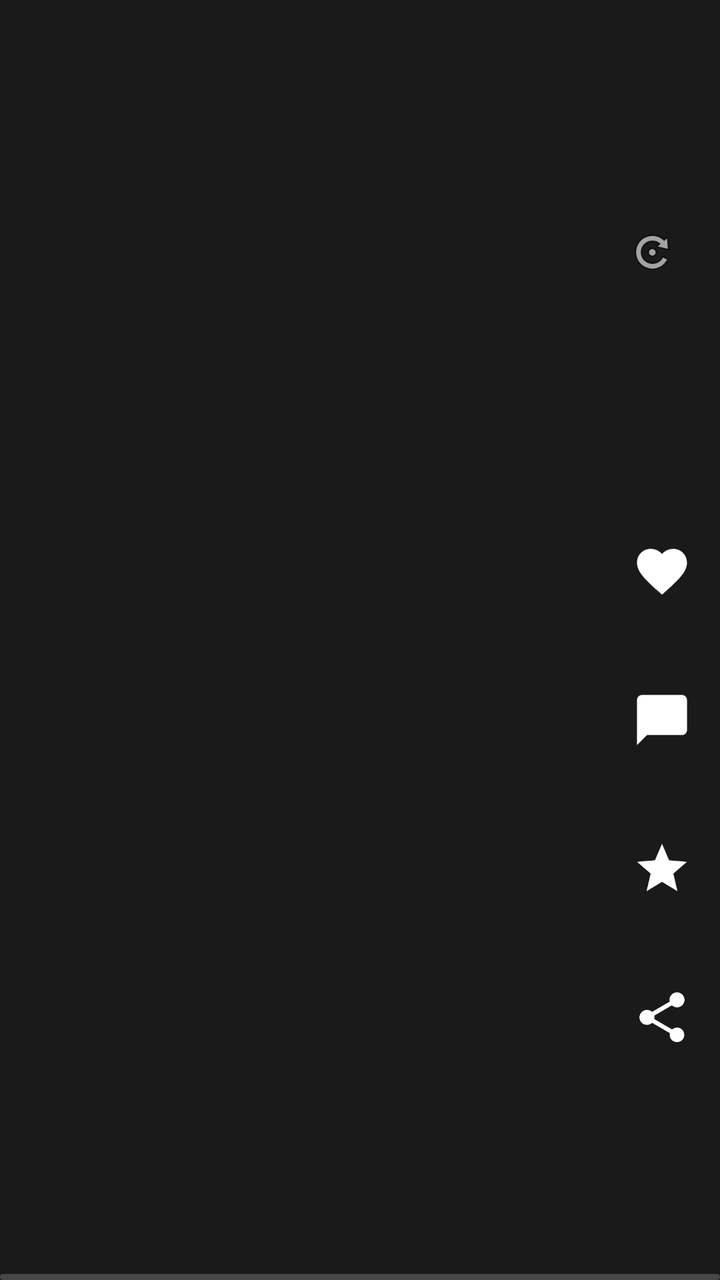
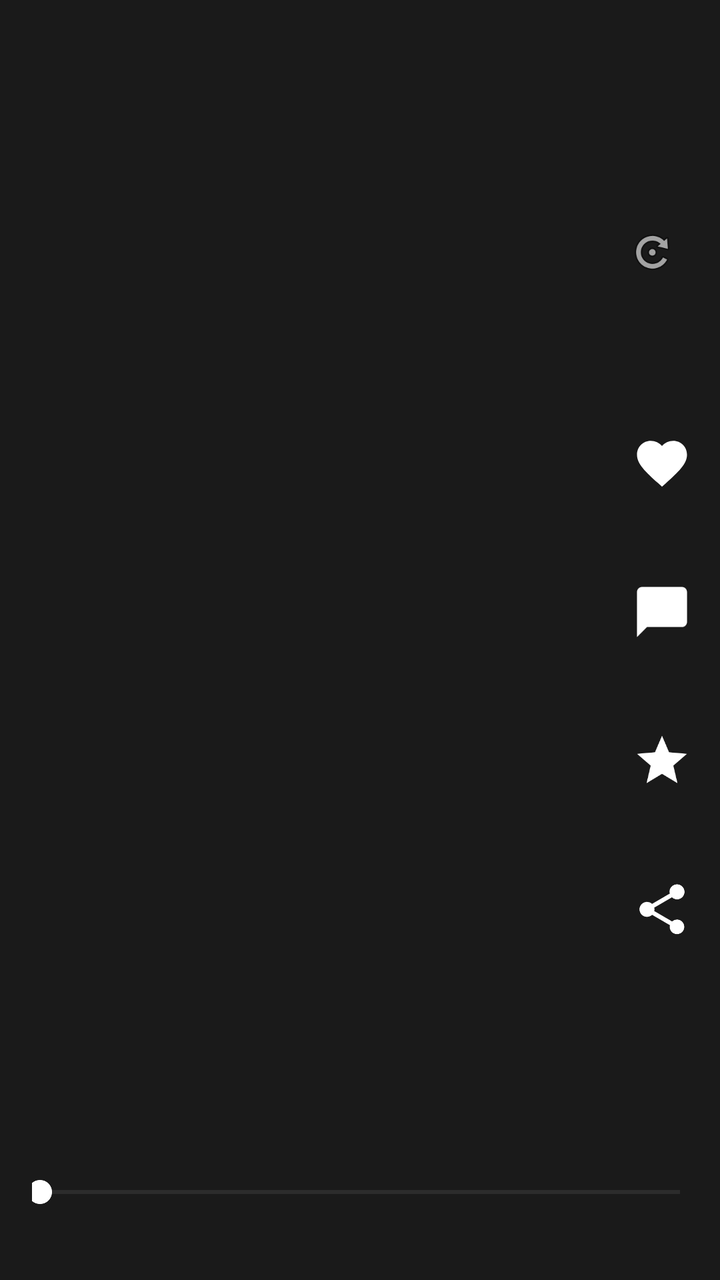

The first picture is an Android layout as it rendered before a commit; the second is the same layout after the commit. The layout source and the unified diff follow.
<!-- AndroidManifest.xml: application theme Theme.FeedBPlan -->
<!-- res/layout/item_feed.xml -->
<?xml version="1.0" encoding="utf-8"?>
<androidx.constraintlayout.widget.ConstraintLayout
    xmlns:android="http://schemas.android.com/apk/res/android"
    xmlns:app="http://schemas.android.com/apk/res-auto"
    android:layout_width="match_parent"
    android:layout_height="match_parent"
    android:background="@color/black">

    
    <TextureView
        android:id="@+id/texture"
        android:layout_width="0dp"
        android:layout_height="0dp"
        app:layout_constraintTop_toTopOf="parent"
        app:layout_constraintBottom_toBottomOf="parent"
        app:layout_constraintStart_toStartOf="parent"
        app:layout_constraintEnd_toEndOf="parent" />

    
    <View
        android:id="@+id/cover"
        android:layout_width="0dp"
        android:layout_height="0dp"
        android:background="#FF1A1A1A"
        app:layout_constraintTop_toTopOf="parent"
        app:layout_constraintBottom_toBottomOf="parent"
        app:layout_constraintStart_toStartOf="parent"
        app:layout_constraintEnd_toEndOf="parent" />

    
    <LinearLayout
        android:id="@+id/actionColumn"
        android:layout_width="wrap_content"
        android:layout_height="wrap_content"
        android:orientation="vertical"
        android:gravity="center_horizontal"
        android:layout_marginEnd="10dp"
        android:layout_marginBottom="96dp"
        app:layout_constraintEnd_toEndOf="parent"
        app:layout_constraintBottom_toBottomOf="parent">

        <ImageView
            android:id="@+id/btnLike"
            android:layout_width="38dp"
            android:layout_height="38dp"
            android:padding="4dp"
            android:src="@drawable/ic_heart"
            android:background="?attr/selectableItemBackgroundBorderless"
            android:contentDescription="like" />
        <TextView
            android:id="@+id/tvLikeCount"
            android:layout_width="wrap_content"
            android:layout_height="wrap_content"
            android:layout_marginBottom="20dp"
            android:textColor="@color/white"
            android:textSize="12sp" />

        <ImageView
            android:id="@+id/btnComment"
            android:layout_width="38dp"
            android:layout_height="38dp"
            android:padding="4dp"
            android:src="@drawable/ic_comment"
            android:background="?attr/selectableItemBackgroundBorderless"
            android:contentDescription="comment" />
        <TextView
            android:id="@+id/tvCommentCount"
            android:layout_width="wrap_content"
            android:layout_height="wrap_content"
            android:layout_marginBottom="20dp"
            android:textColor="@color/white"
            android:textSize="12sp" />

        <ImageView
            android:id="@+id/btnCollect"
            android:layout_width="38dp"
            android:layout_height="38dp"
            android:padding="4dp"
            android:src="@drawable/ic_collect"
            android:background="?attr/selectableItemBackgroundBorderless"
            android:contentDescription="collect" />
        <TextView
            android:id="@+id/tvCollectCount"
            android:layout_width="wrap_content"
            android:layout_height="wrap_content"
            android:layout_marginBottom="20dp"
            android:textColor="@color/white"
            android:textSize="12sp" />

        <ImageView
            android:id="@+id/btnShare"
            android:layout_width="38dp"
            android:layout_height="38dp"
            android:padding="4dp"
            android:src="@drawable/ic_share"
            android:background="?attr/selectableItemBackgroundBorderless"
            android:contentDescription="share" />
        <TextView
            android:id="@+id/tvShareCount"
            android:layout_width="wrap_content"
            android:layout_height="wrap_content"
            android:textColor="@color/white"
            android:textSize="12sp" />
    </LinearLayout>

    
    <TextView
        android:id="@+id/tvAuthor"
        android:layout_width="0dp"
        android:layout_height="wrap_content"
        android:layout_marginStart="16dp"
        android:layout_marginEnd="12dp"
        android:layout_marginBottom="8dp"
        android:textColor="@color/white"
        android:textSize="15sp"
        android:textStyle="bold"
        app:layout_constraintStart_toStartOf="parent"
        app:layout_constraintEnd_toStartOf="@id/actionColumn"
        app:layout_constraintBottom_toTopOf="@id/tvTitle" />

    <TextView
        android:id="@+id/tvTitle"
        android:layout_width="0dp"
        android:layout_height="wrap_content"
        android:layout_marginStart="16dp"
        android:layout_marginEnd="12dp"
        android:layout_marginBottom="34dp"
        android:textColor="#E6FFFFFF"
        android:textSize="14sp"
        android:maxLines="2"
        android:ellipsize="end"
        app:layout_constraintStart_toStartOf="parent"
        app:layout_constraintEnd_toStartOf="@id/actionColumn"
        app:layout_constraintBottom_toBottomOf="parent" />

    
    <ProgressBar
        android:id="@+id/progressBar"
        style="@android:style/Widget.ProgressBar.Horizontal"
        android:layout_width="0dp"
        android:layout_height="3dp"
        android:minHeight="0dp"
        android:max="1000"
        android:progress="0"
        android:progressTint="#FFFFFF"
        android:progressBackgroundTint="#33FFFFFF"
        app:layout_constraintBottom_toBottomOf="parent"
        app:layout_constraintStart_toStartOf="parent"
        app:layout_constraintEnd_toEndOf="parent" />

    
    <ImageView
        android:id="@+id/ivPause"
        android:layout_width="72dp"
        android:layout_height="72dp"
        android:alpha="0.8"
        android:src="@android:drawable/ic_media_play"
        android:visibility="gone"
        android:contentDescription="paused"
        app:layout_constraintTop_toTopOf="parent"
        app:layout_constraintBottom_toBottomOf="parent"
        app:layout_constraintStart_toStartOf="parent"
        app:layout_constraintEnd_toEndOf="parent" />

    
    <ImageView
        android:id="@+id/btnFullscreen"
        android:layout_width="44dp"
        android:layout_height="44dp"
        android:layout_marginTop="104dp"
        android:layout_marginEnd="12dp"
        android:padding="10dp"
        android:src="@android:drawable/ic_menu_rotate"
        android:background="?attr/selectableItemBackgroundBorderless"
        android:contentDescription="fullscreen"
        app:layout_constraintTop_toTopOf="parent"
        app:layout_constraintEnd_toEndOf="parent" />

</androidx.constraintlayout.widget.ConstraintLayout>
<!-- resources referenced by this layout -->
<resources>
  <color name="black">#FF000000</color>
  <color name="white">#FFFFFFFF</color>
  <!-- drawable ic_collect (drawable) -->
  <vector xmlns:android="http://schemas.android.com/apk/res/android"
      android:width="24dp" android:height="24dp"
      android:viewportWidth="24" android:viewportHeight="24">
      <path android:fillColor="#FFFFFF"
          android:pathData="M12,17.27L18.18,21l-1.64,-7.03L22,9.24l-7.19,-0.61L12,2 9.19,8.63 2,9.24l5.46,4.73L5.82,21z" />
  </vector>
  <!-- drawable ic_comment (drawable) -->
  <vector xmlns:android="http://schemas.android.com/apk/res/android"
      android:width="24dp" android:height="24dp"
      android:viewportWidth="24" android:viewportHeight="24">
      <path android:fillColor="#FFFFFF"
          android:pathData="M20,2L4,2c-1.1,0 -2,0.9 -2,2v18l4,-4h14c1.1,0 2,-0.9 2,-2L22,4c0,-1.1 -0.9,-2 -2,-2z" />
  </vector>
  <!-- drawable ic_heart (drawable) -->
  <vector xmlns:android="http://schemas.android.com/apk/res/android"
      android:width="24dp" android:height="24dp"
      android:viewportWidth="24" android:viewportHeight="24">
      <path android:fillColor="#FFFFFF"
          android:pathData="M12,21.35l-1.45,-1.32C5.4,15.36 2,12.28 2,8.5 2,5.42 4.42,3 7.5,3c1.74,0 3.41,0.81 4.5,2.09C13.09,3.81 14.76,3 16.5,3 19.58,3 22,5.42 22,8.5c0,3.78 -3.4,6.86 -8.55,11.54L12,21.35z" />
  </vector>
  <!-- drawable ic_share (drawable) -->
  <vector xmlns:android="http://schemas.android.com/apk/res/android"
      android:width="24dp" android:height="24dp"
      android:viewportWidth="24" android:viewportHeight="24">
      <path android:fillColor="#FFFFFF"
          android:pathData="M18,16.08c-0.76,0 -1.44,0.3 -1.96,0.77L8.91,12.7c0.05,-0.23 0.09,-0.46 0.09,-0.7s-0.04,-0.47 -0.09,-0.7l7.05,-4.11c0.54,0.5 1.25,0.81 2.04,0.81 1.66,0 3,-1.34 3,-3s-1.34,-3 -3,-3 -3,1.34 -3,3c0,0.24 0.04,0.47 0.09,0.7L8.04,9.81C7.5,9.31 6.79,9 6,9c-1.66,0 -3,1.34 -3,3s1.34,3 3,3c0.79,0 1.5,-0.31 2.04,-0.81l7.12,4.16c-0.05,0.21 -0.08,0.43 -0.08,0.65 0,1.61 1.31,2.92 2.92,2.92 1.61,0 2.92,-1.31 2.92,-2.92s-1.31,-2.92 -2.92,-2.92z" />
  </vector>
  <style name="Theme.FeedBPlan" parent="Theme.Material3.DayNight.NoActionBar">
          <item name="android:statusBarColor">@color/black</item>
          <item name="android:windowBackground">@color/dark_bg</item>
      </style>
  <color name="dark_bg">#FF111111</color>
</resources>

<!-- the commit's change to res/layout/item_feed.xml (unified diff, before → after) -->
@@ -35,7 +35,7 @@
         android:orientation="vertical"
         android:gravity="center_horizontal"
         android:layout_marginEnd="10dp"
-        android:layout_marginBottom="96dp"
+        android:layout_marginBottom="150dp"
         app:layout_constraintEnd_toEndOf="parent"
         app:layout_constraintBottom_toBottomOf="parent">
 
@@ -124,26 +124,30 @@
         android:layout_height="wrap_content"
         android:layout_marginStart="16dp"
         android:layout_marginEnd="12dp"
-        android:layout_marginBottom="34dp"
+        android:layout_marginBottom="10dp"
         android:textColor="#E6FFFFFF"
         android:textSize="14sp"
         android:maxLines="2"
         android:ellipsize="end"
         app:layout_constraintStart_toStartOf="parent"
         app:layout_constraintEnd_toStartOf="@id/actionColumn"
-        app:layout_constraintBottom_toBottomOf="parent" />
+        app:layout_constraintBottom_toTopOf="@id/seekBar" />
 
     
-    <ProgressBar
-        android:id="@+id/progressBar"
-        style="@android:style/Widget.ProgressBar.Horizontal"
+    <SeekBar
+        android:id="@+id/seekBar"
         android:layout_width="0dp"
-        android:layout_height="3dp"
-        android:minHeight="0dp"
+        android:layout_height="40dp"
+        android:layout_marginStart="16dp"
+        android:layout_marginEnd="16dp"
+        android:layout_marginBottom="24dp"
         android:max="1000"
         android:progress="0"
+        android:paddingStart="4dp"
+        android:paddingEnd="4dp"
         android:progressTint="#FFFFFF"
-        android:progressBackgroundTint="#33FFFFFF"
+        android:progressBackgroundTint="#4DFFFFFF"
+        android:thumbTint="#FFFFFF"
         app:layout_constraintBottom_toBottomOf="parent"
         app:layout_constraintStart_toStartOf="parent"
         app:layout_constraintEnd_toEndOf="parent" />
